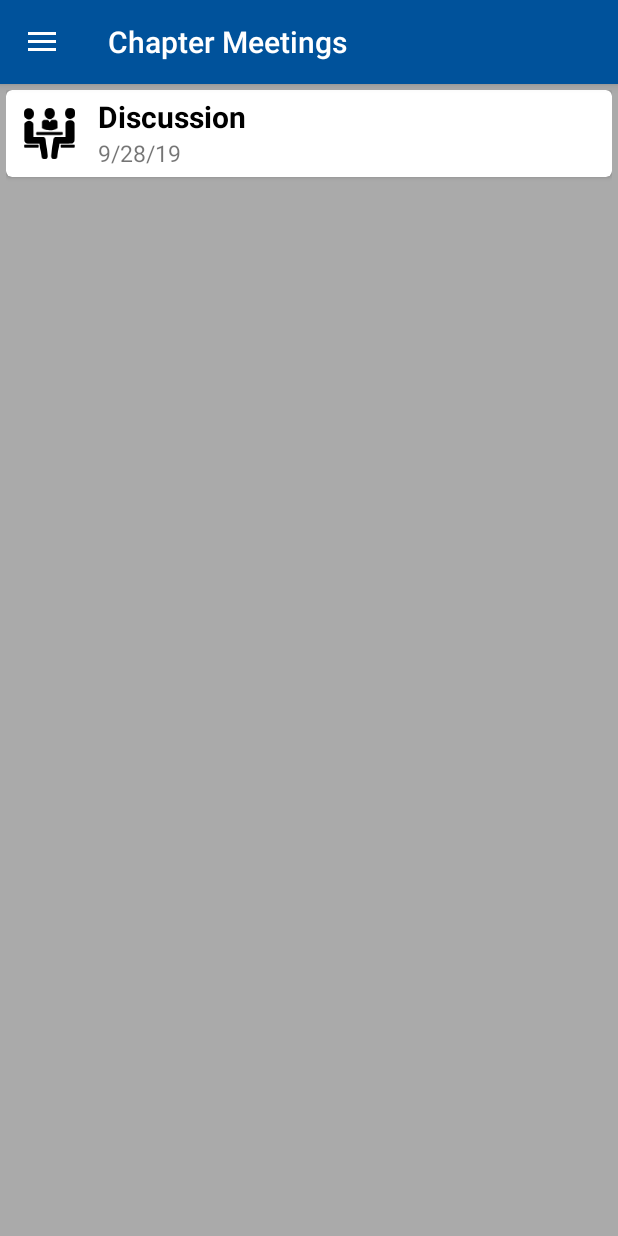
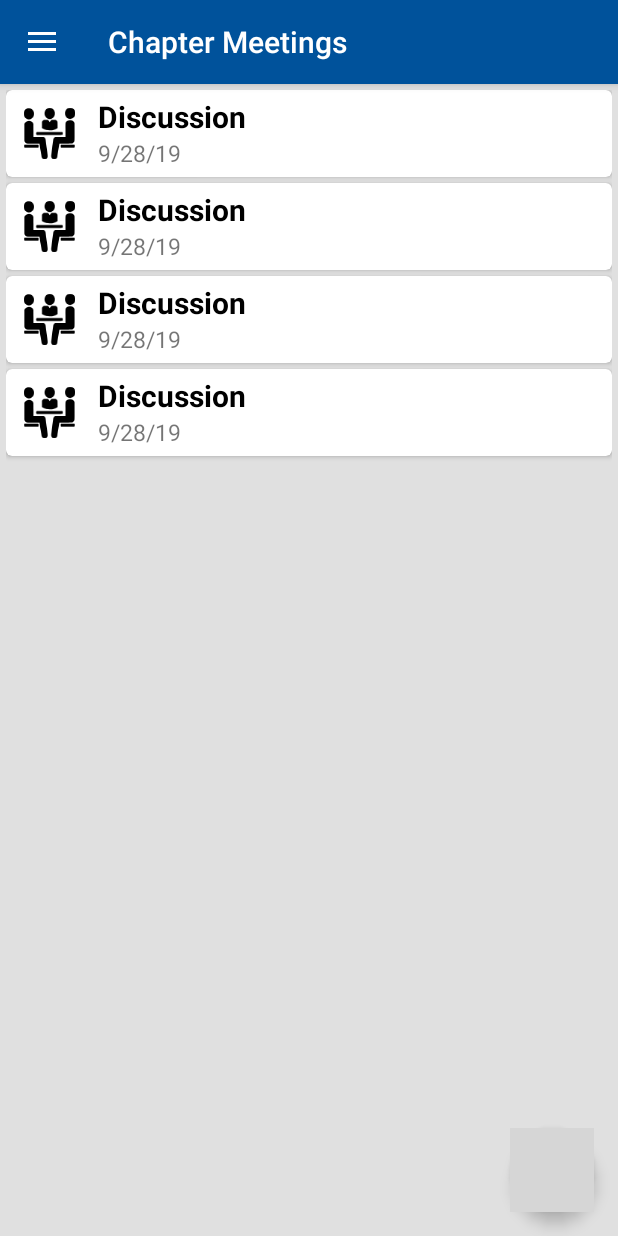
Before and after one commit to rfforelli/FBLA_Chapter_Tracker, an Android app: the screen it shows after launch (MainActivity), after a tap on "Chapter Meetings", on a phone screen of 412 x 824 dp. Run offline under Robolectric (Android 15) with nearby library versions, the phone set to English and light mode, and no system bars; 1 other tap on this screen came first; grey boxes are pictures that could not be loaded.

Commit message:
Added "add meeting button," which now leads to fragment where the user can input information.

```diff
--- a/app/src/main/java/com/example/fblaappv01/MeetingsFragment.java
+++ b/app/src/main/java/com/example/fblaappv01/MeetingsFragment.java
@@ -3,7 +3,9 @@ package com.example.fblaappv01;
 import android.os.Bundle;
 import android.support.annotation.NonNull;
 import android.support.annotation.Nullable;
+import android.support.design.widget.FloatingActionButton;
 import android.support.v4.app.Fragment;
+import android.support.v4.app.FragmentTransaction;
 import android.support.v7.widget.LinearLayoutManager;
 import android.support.v7.widget.RecyclerView;
 import android.view.LayoutInflater;
@@ -13,6 +15,8 @@ import android.view.ViewGroup;
 import java.util.ArrayList;
 
 public class MeetingsFragment extends Fragment {
+
+    private ArrayList<ExampleItem> mExampleList;
     private RecyclerView mRecyclerView;
     private RecyclerView.Adapter mAdapter;
     private RecyclerView.LayoutManager mLayoutManager;
@@ -21,22 +25,51 @@ public class MeetingsFragment extends Fragment {
     public View onCreateView(@NonNull LayoutInflater inflater, @Nullable ViewGroup container, @Nullable Bundle savedInstanceState) {
         getActivity().setTitle("Chapter Meetings");
 
+        createExampleList();
 
-        ArrayList<ExampleItem> exampleList = new ArrayList<>();
-        exampleList.add(new ExampleItem(R.drawable.ic_list_meeting3, "Discussion", "9/28/19"));
+
+
         View view;
         view = inflater.inflate( R.layout.fragment_meetings, container, false);
+
 
         RecyclerView recyclerView = (RecyclerView) view.findViewById(R.id.recyclerView);
         recyclerView.setHasFixedSize(true);
         mLayoutManager = new LinearLayoutManager(getActivity().getApplicationContext());
-        mAdapter = new ExampleAdapter(exampleList);
+        mAdapter = new ExampleAdapter(mExampleList);
+
 
         recyclerView.setLayoutManager(mLayoutManager);
         recyclerView.setAdapter(mAdapter);
 
+
+
+//        FloatingActionButton floatingActionButton = view.findViewById(R.id.add_meeting_Btn);
+//        floatingActionButton.setOnClickListener(new View
+
         //return null;
+
+        FloatingActionButton floatingActionButton = view.findViewById(R.id.add_meeting_Btn);
+        floatingActionButton.setOnClickListener(new View.OnClickListener() {
+            @Override
+            public void onClick(View v) {
+                FragmentTransaction fr =  getFragmentManager().beginTransaction();
+
+                fr.replace(R.id.fragment_container, new CreateMeetingEntry());
+                fr.commit();
+            }
+        });
 
         return view;
     }
-}
+
+    public void createExampleList(){
+        mExampleList = new ArrayList<>();
+        mExampleList.add(new ExampleItem(R.drawable.ic_list_meeting3, "Discussion", "9/28/19"));
+        mExampleList.add(new ExampleItem(R.drawable.ic_list_meeting3, "Discussion", "9/28/19"));
+        mExampleList.add(new ExampleItem(R.drawable.ic_list_meeting3, "Discussion", "9/28/19"));
+        mExampleList.add(new ExampleItem(R.drawable.ic_list_meeting3, "Discussion", "9/28/19"));
+
+    }
+
+    }
--- a/app/src/main/res/layout/example_item.xml
+++ b/app/src/main/res/layout/example_item.xml
@@ -3,7 +3,9 @@
     android:layout_width="match_parent"
     android:layout_height="wrap_content"
     xmlns:app="http://schemas.android.com/apk/res-auto"
-    app:cardCornerRadius="4dp">
+    app:cardCornerRadius="4dp"
+    android:layout_marginBottom="4dp">
+
 
     <RelativeLayout
         android:layout_width="match_parent"
@@ -38,7 +40,8 @@
             android:layout_below="@+id/meetingTextView"
             android:layout_toEndOf="@id/meetingImageView"
             android:layout_marginStart="7dp"
-            android:id="@+id/meetingTextView2"/>
+            android:id="@+id/meetingTextView2" />
+
 
 
 
--- a/app/src/main/res/layout/fragment_meetings.xml
+++ b/app/src/main/res/layout/fragment_meetings.xml
@@ -3,15 +3,29 @@
     xmlns:tools="http://schemas.android.com/tools"
     android:layout_width="match_parent"
     android:layout_height="match_parent"
+    xmlns:app="http://schemas.android.com/apk/res-auto"
     android:background="@android:color/background_light"
-    tools:context="com.example.fblaappv01.MainActivity"
->
+    tools:context="com.example.fblaappv01.MainActivity">
+
 
     <android.support.v7.widget.RecyclerView
+        android:id="@+id/recyclerView"
         android:layout_width="match_parent"
         android:layout_height="match_parent"
+        android:background="#E0E0E0"
         android:padding="4dp"
-        android:background="@android:color/darker_gray"
-        android:scrollbars="vertical"
-        android:id="@+id/recyclerView"/>
+        android:scrollbars="vertical" />
+
+    <android.support.design.widget.FloatingActionButton
+        android:layout_width="wrap_content"
+        android:layout_height="wrap_content"
+        android:layout_alignParentEnd="true"
+        android:layout_alignParentBottom="true"
+        android:layout_marginEnd="16dp"
+        android:layout_marginBottom="16dp"
+        android:src="@drawable/ic_add_black_24dp"
+        app:fabSize="normal"
+        android:id="@+id/add_meeting_Btn"/>
+
+
 </RelativeLayout>
```
Also changed, not shown: app/src/main/java/com/example/fblaappv01/MainActivity.java (+7 -1 lines).
